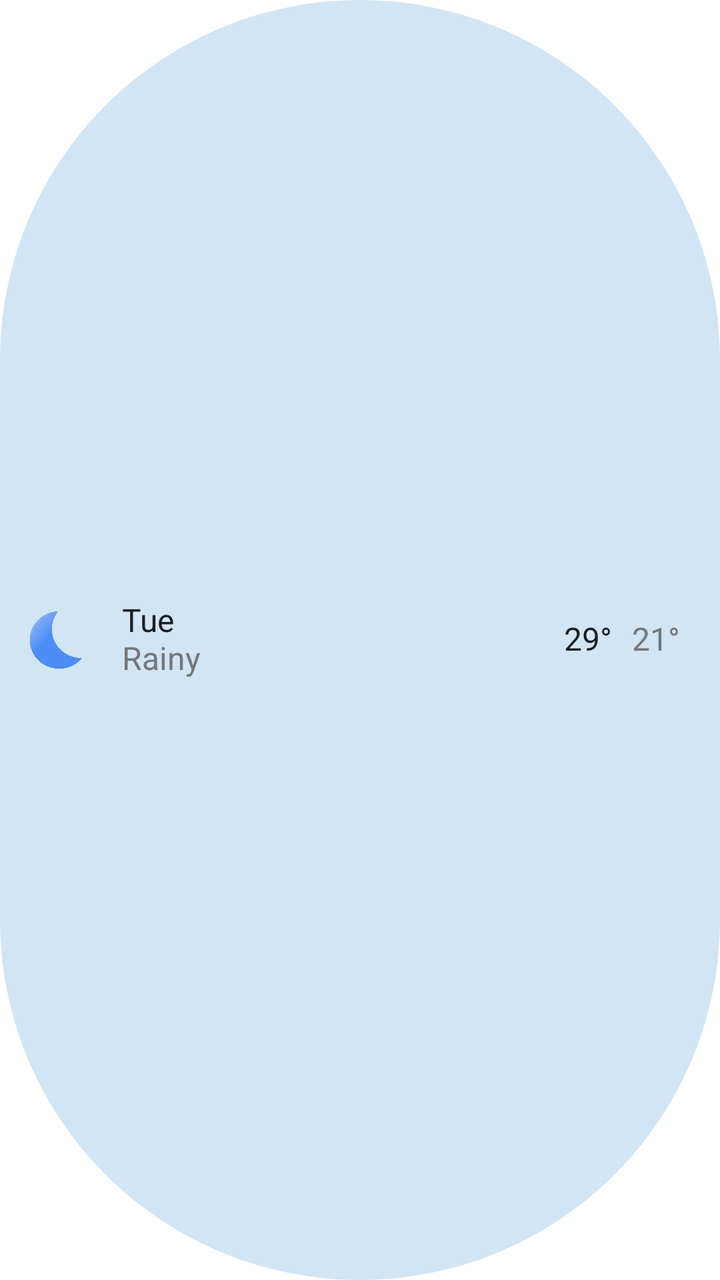
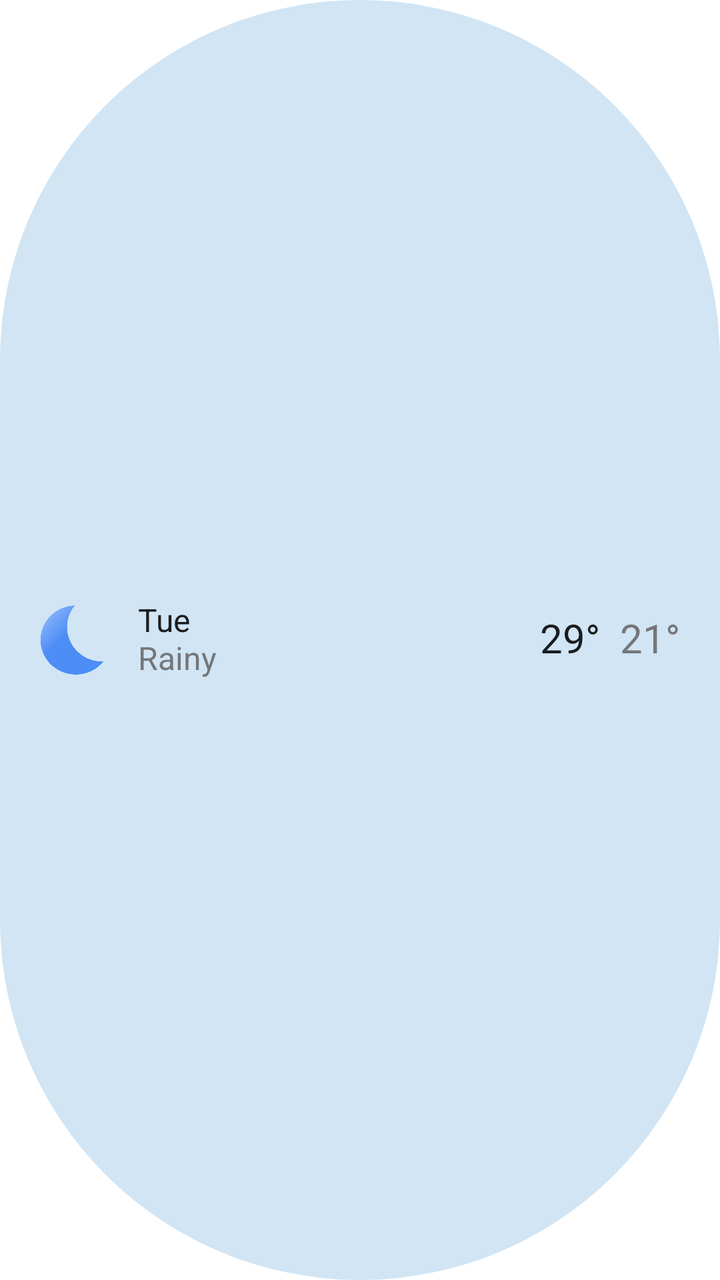

Screens rendered from an Android XML layout before and after an edit, with the pre-edit source and the edit as a unified diff.
<!-- AndroidManifest.xml: fallback theme Theme.MaterialComponents.DayNight.NoActionBar -->
<!-- res/layout/daily_item.xml -->
<?xml version="1.0" encoding="utf-8"?>
<LinearLayout xmlns:android="http://schemas.android.com/apk/res/android"
    android:layout_width="match_parent"
    android:layout_height="wrap_content"
    android:orientation="horizontal"
    android:gravity="center"
    android:background="@drawable/daily_item_bg"
    android:paddingTop="8dp"
    android:paddingBottom="8dp"
    android:layout_marginBottom="5dp"
    android:paddingStart="10dp"
    android:paddingEnd="10dp">

    <ImageView
        android:id="@+id/daily_icon"
        android:src="@drawable/clear_night"
        android:layout_width="36dp"
        android:layout_marginRight="15dp"
        android:layout_height="30dp" />
    <LinearLayout
        android:layout_width="wrap_content"
        android:orientation="vertical"
        android:layout_height="wrap_content">
        <TextView
            android:id="@+id/daily_time"
            android:layout_width="wrap_content"
            android:includeFontPadding="false"
            android:text="Tue"
            android:layout_height="wrap_content"
            android:textSize="16sp"
            android:textFontWeight="600"
            android:textColor="@color/colorOnBackground" />

        <TextView
            android:id="@+id/daily_condition"
            android:layout_width="wrap_content"
            android:layout_height="wrap_content"
            android:text="Rainy"
            android:includeFontPadding="false"
            android:textSize="16sp"
            android:textColor="@color/colorOnSurfaceVariant" />
</LinearLayout>


    <LinearLayout
        android:layout_width="match_parent"
        android:orientation="horizontal"
        android:gravity="end"
        android:paddingRight="10dp"
        android:layout_height="wrap_content">

        <TextView
            android:id="@+id/daily_temp_max"
            android:layout_width="wrap_content"
            android:includeFontPadding="false"
            android:text="29°"
            android:layout_height="wrap_content"
            android:textSize="16sp"
            android:layout_marginEnd="10dp"
            android:textColor="@color/colorOnBackground" />

        <TextView
            android:id="@+id/daily_temp_min"
            android:layout_width="wrap_content"
            android:layout_height="wrap_content"
            android:text="21°"
            android:includeFontPadding="false"
            android:textSize="16sp"
            android:textColor="@color/colorOnSurfaceVariant" />
    </LinearLayout>



</LinearLayout>
<!-- resources referenced by this layout -->
<resources>
  <color name="colorOnBackground">#191c20</color>
  <color name="colorOnSurfaceVariant">#44474e</color>
  <!-- drawable clear_night: png bitmap (drawable, 40954 bytes) -->
  <!-- drawable daily_item_bg (drawable) -->
  <shape xmlns:android="http://schemas.android.com/apk/res/android">
      <corners android:radius="999dp" />
      <solid android:color="@color/colorSecondaryContainer" />
  </shape>
  <color name="colorSecondaryContainer">#dae2f9</color>
</resources>

<!-- the commit's change to res/layout/daily_item.xml (unified diff, before → after) -->
@@ -8,6 +8,7 @@
     android:paddingTop="8dp"
     android:paddingBottom="8dp"
     android:layout_marginBottom="5dp"
+
     android:paddingStart="10dp"
     android:paddingEnd="10dp">
 
@@ -15,8 +16,9 @@
         android:id="@+id/daily_icon"
         android:src="@drawable/clear_night"
         android:layout_width="36dp"
-        android:layout_marginRight="15dp"
-        android:layout_height="30dp" />
+        android:layout_marginStart="8dp"
+        android:layout_marginEnd="15dp"
+        android:layout_height="36dp" />
     <LinearLayout
         android:layout_width="wrap_content"
         android:orientation="vertical"
@@ -55,7 +57,7 @@
             android:includeFontPadding="false"
             android:text="29°"
             android:layout_height="wrap_content"
-            android:textSize="16sp"
+            android:textSize="20sp"
             android:layout_marginEnd="10dp"
             android:textColor="@color/colorOnBackground" />
 
@@ -65,7 +67,7 @@
             android:layout_height="wrap_content"
             android:text="21°"
             android:includeFontPadding="false"
-            android:textSize="16sp"
+            android:textSize="20sp"
             android:textColor="@color/colorOnSurfaceVariant" />
     </LinearLayout>
 
